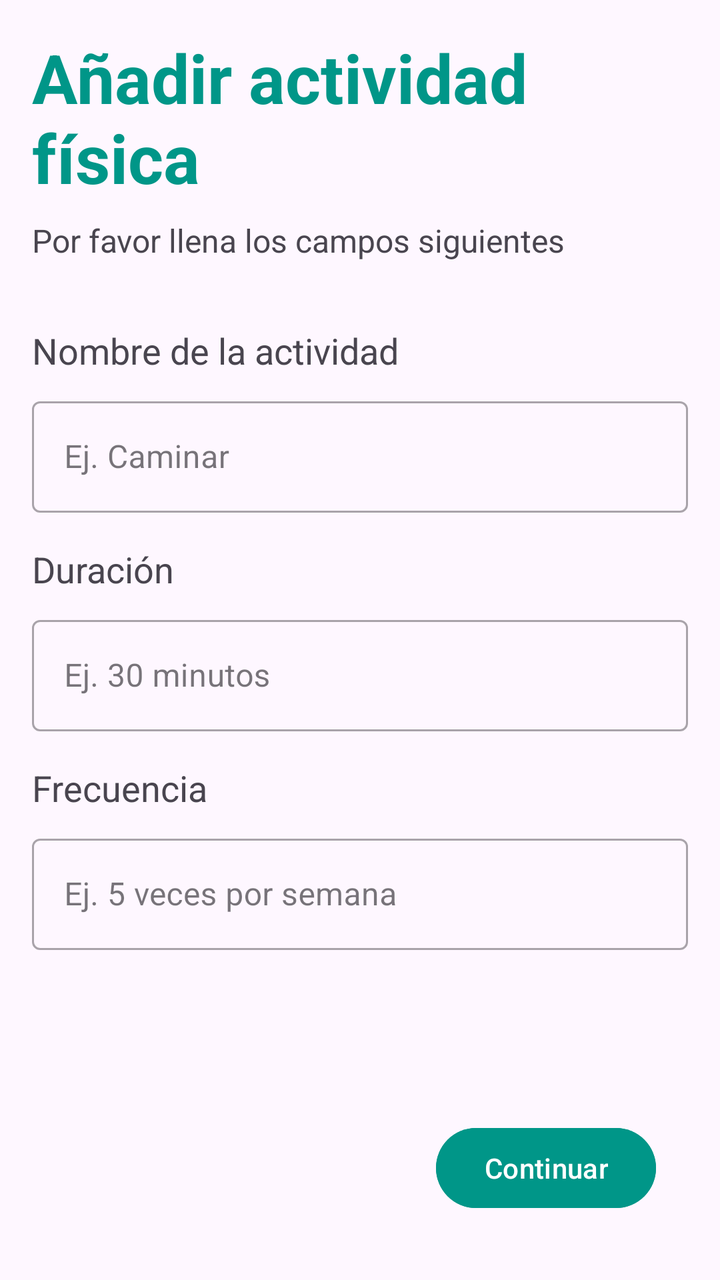
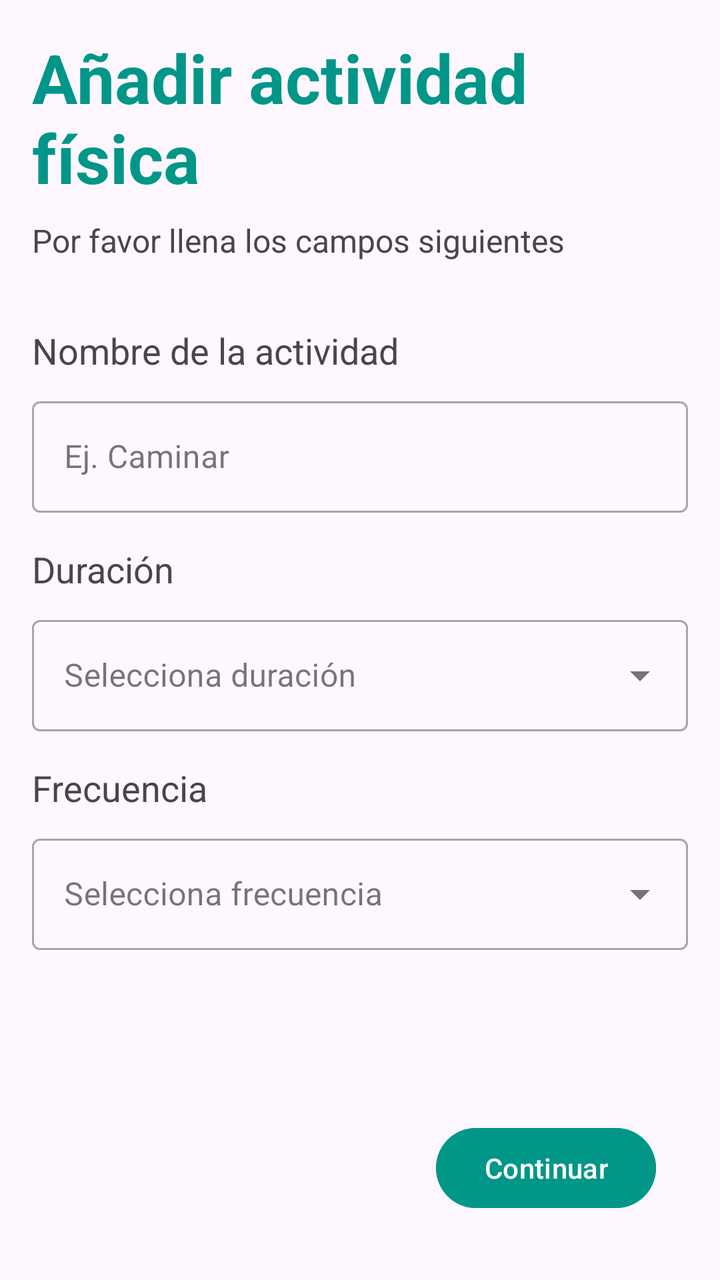

Compare the two renders of this Android layout. The source of the first and the diff that turns it into the second are given below.
<!-- AndroidManifest.xml: application theme Theme.VitaReminder -->
<!-- res/layout/activity_anadir_actividad.xml -->
<?xml version="1.0" encoding="utf-8"?>
<androidx.constraintlayout.widget.ConstraintLayout xmlns:android="http://schemas.android.com/apk/res/android"
    xmlns:app="http://schemas.android.com/apk/res-auto"
    xmlns:tools="http://schemas.android.com/tools"
    android:id="@+id/main"
    android:layout_width="match_parent"
    android:layout_height="match_parent"
    android:padding="16dp"
    tools:context=".view.AnadirActividadActivity">

    
    <TextView
        android:id="@+id/titleTextView"
        android:layout_width="wrap_content"
        android:layout_height="wrap_content"
        android:text="Añadir actividad física"
        android:textSize="34sp"
        android:textStyle="bold"
        android:textColor="@color/colorPrimary"
        app:layout_constraintStart_toStartOf="parent"
        app:layout_constraintTop_toTopOf="parent" />

    
    <TextView
        android:id="@+id/subtitleTextView"
        android:layout_width="wrap_content"
        android:layout_height="wrap_content"
        android:layout_marginTop="8dp"
        android:text="Por favor llena los campos siguientes"
        android:textSize="16sp"
        app:layout_constraintStart_toStartOf="parent"
        app:layout_constraintTop_toBottomOf="@id/titleTextView" />

    
    <TextView
        android:id="@+id/activityNameLabel"
        android:layout_width="wrap_content"
        android:layout_height="wrap_content"
        android:layout_marginTop="32dp"
        android:text="Nombre de la actividad"
        android:textSize="18sp"
        app:layout_constraintStart_toStartOf="parent"
        app:layout_constraintTop_toBottomOf="@id/subtitleTextView" />

    <com.google.android.material.textfield.TextInputLayout
        android:id="@+id/activityNameInputLayout"
        style="@style/Widget.MaterialComponents.TextInputLayout.OutlinedBox"
        android:layout_width="0dp"
        android:layout_height="wrap_content"
        android:layout_marginTop="8dp"
        app:layout_constraintStart_toStartOf="parent"
        app:layout_constraintEnd_toEndOf="parent"
        app:layout_constraintTop_toBottomOf="@id/activityNameLabel">

        <com.google.android.material.textfield.TextInputEditText
            android:layout_width="match_parent"
            android:layout_height="wrap_content"
            android:hint="Ej. Caminar" />
    </com.google.android.material.textfield.TextInputLayout>

    
    <TextView
        android:id="@+id/activityDurationLabel"
        android:layout_width="wrap_content"
        android:layout_height="wrap_content"
        android:layout_marginTop="16dp"
        android:text="Duración"
        android:textSize="18sp"
        app:layout_constraintStart_toStartOf="parent"
        app:layout_constraintTop_toBottomOf="@id/activityNameInputLayout" />

    <com.google.android.material.textfield.TextInputLayout
        android:id="@+id/activityDurationInputLayout"
        style="@style/Widget.MaterialComponents.TextInputLayout.OutlinedBox"
        android:layout_width="0dp"
        android:layout_height="wrap_content"
        android:layout_marginTop="8dp"
        app:layout_constraintStart_toStartOf="parent"
        app:layout_constraintEnd_toEndOf="parent"
        app:layout_constraintTop_toBottomOf="@id/activityDurationLabel">

        <com.google.android.material.textfield.TextInputEditText
            android:layout_width="match_parent"
            android:layout_height="wrap_content"
            android:hint="Ej. 30 minutos" />
    </com.google.android.material.textfield.TextInputLayout>

    
    <TextView
        android:id="@+id/activityFrequencyLabel"
        android:layout_width="wrap_content"
        android:layout_height="wrap_content"
        android:layout_marginTop="16dp"
        android:text="Frecuencia"
        android:textSize="18sp"
        app:layout_constraintStart_toStartOf="parent"
        app:layout_constraintTop_toBottomOf="@id/activityDurationInputLayout" />

    <com.google.android.material.textfield.TextInputLayout
        android:id="@+id/activityFrequencyInputLayout"
        style="@style/Widget.MaterialComponents.TextInputLayout.OutlinedBox"
        android:layout_width="0dp"
        android:layout_height="wrap_content"
        android:layout_marginTop="8dp"
        app:layout_constraintStart_toStartOf="parent"
        app:layout_constraintEnd_toEndOf="parent"
        app:layout_constraintTop_toBottomOf="@id/activityFrequencyLabel">

        <com.google.android.material.textfield.TextInputEditText
            android:layout_width="match_parent"
            android:layout_height="wrap_content"
            android:hint="Ej. 5 veces por semana" />
    </com.google.android.material.textfield.TextInputLayout>

    
    <Button
        android:id="@+id/continueButton"
        android:layout_width="wrap_content"
        android:layout_height="wrap_content"
        android:text="Continuar"
        android:layout_marginEnd="16dp"
        android:layout_marginBottom="16dp"
        android:backgroundTint="@color/colorPrimary"
        app:layout_constraintBottom_toBottomOf="parent"
        app:layout_constraintEnd_toEndOf="parent" />

</androidx.constraintlayout.widget.ConstraintLayout>
<!-- resources referenced by this layout -->
<resources>
  <color name="colorPrimary">#009688</color>
  <style name="Theme.VitaReminder" parent="Base.Theme.VitaReminder" />
  <style name="Base.Theme.VitaReminder" parent="Theme.Material3.DayNight.NoActionBar">
          
          
      </style>
</resources>

<!-- the commit's change to res/layout/activity_anadir_actividad.xml (unified diff, before → after) -->
@@ -8,7 +8,6 @@
     android:padding="16dp"
     tools:context=".view.AnadirActividadActivity">
 
-    
     <TextView
         android:id="@+id/titleTextView"
         android:layout_width="wrap_content"
@@ -20,7 +19,6 @@
         app:layout_constraintStart_toStartOf="parent"
         app:layout_constraintTop_toTopOf="parent" />
 
-    
     <TextView
         android:id="@+id/subtitleTextView"
         android:layout_width="wrap_content"
@@ -71,7 +69,7 @@
 
     <com.google.android.material.textfield.TextInputLayout
         android:id="@+id/activityDurationInputLayout"
-        style="@style/Widget.MaterialComponents.TextInputLayout.OutlinedBox"
+        style="@style/Widget.MaterialComponents.TextInputLayout.OutlinedBox.ExposedDropdownMenu"
         android:layout_width="0dp"
         android:layout_height="wrap_content"
         android:layout_marginTop="8dp"
@@ -79,10 +77,12 @@
         app:layout_constraintEnd_toEndOf="parent"
         app:layout_constraintTop_toBottomOf="@id/activityDurationLabel">
 
-        <com.google.android.material.textfield.TextInputEditText
+        <AutoCompleteTextView
+            android:id="@+id/durationAutoComplete"
             android:layout_width="match_parent"
             android:layout_height="wrap_content"
-            android:hint="Ej. 30 minutos" />
+            android:hint="Selecciona duración"
+            android:inputType="none" />
     </com.google.android.material.textfield.TextInputLayout>
 
     
@@ -98,7 +98,7 @@
 
     <com.google.android.material.textfield.TextInputLayout
         android:id="@+id/activityFrequencyInputLayout"
-        style="@style/Widget.MaterialComponents.TextInputLayout.OutlinedBox"
+        style="@style/Widget.MaterialComponents.TextInputLayout.OutlinedBox.ExposedDropdownMenu"
         android:layout_width="0dp"
         android:layout_height="wrap_content"
         android:layout_marginTop="8dp"
@@ -106,13 +106,14 @@
         app:layout_constraintEnd_toEndOf="parent"
         app:layout_constraintTop_toBottomOf="@id/activityFrequencyLabel">
 
-        <com.google.android.material.textfield.TextInputEditText
+        <AutoCompleteTextView
+            android:id="@+id/frequencyAutoComplete"
             android:layout_width="match_parent"
             android:layout_height="wrap_content"
-            android:hint="Ej. 5 veces por semana" />
+            android:hint="Selecciona frecuencia"
+            android:inputType="none" />
     </com.google.android.material.textfield.TextInputLayout>
 
-    
     <Button
         android:id="@+id/continueButton"
         android:layout_width="wrap_content"
